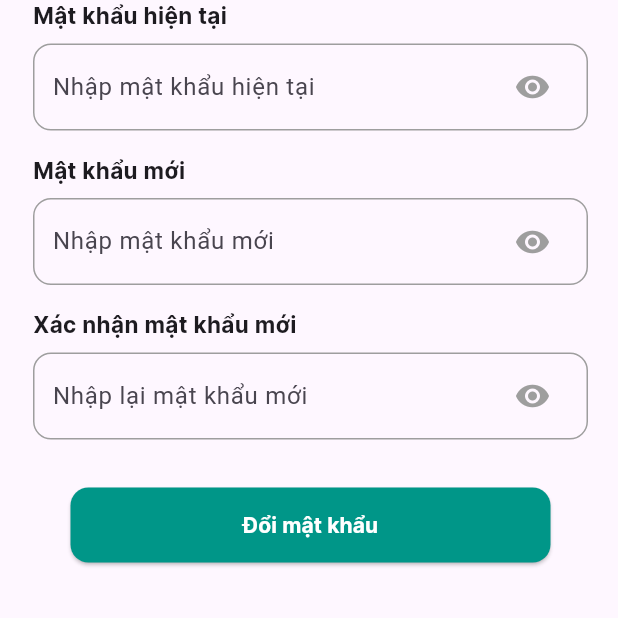
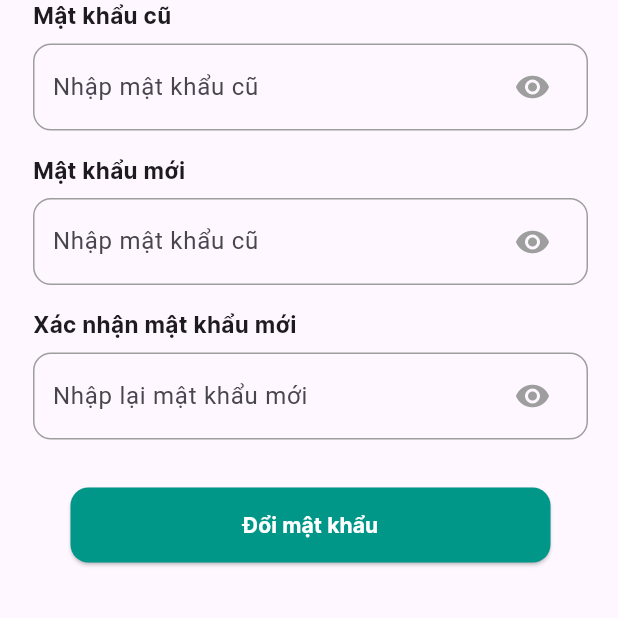
Before and after one commit to HarryWarre/Flutter_VBooks, a Flutter app: the ChangePasswordWidget screen opened directly, on a phone screen of 412 x 824 dp, the top half of it. Run offline on Flutter 3.47's test engine with Material 3 defaults, Android fonts, the phone set to English and light mode, and no system bars.

Commit message:
added component

```diff
--- a/vbooks_source/lib/mainpage.dart
+++ b/vbooks_source/lib/mainpage.dart
@@ -2,6 +2,7 @@ import 'package:flutter/material.dart';
 import 'package:vbooks_source/pages/account/accountpersonalwidget.dart';
 import 'package:vbooks_source/pages/account/authwidget.dart';
 import 'package:vbooks_source/pages/account/accountinfowidget.dart';
+import 'package:vbooks_source/pages/account/changepasswordwidget.dart';
 import 'package:vbooks_source/pages/account/updateinfowidget.dart';
 import 'package:vbooks_source/pages/cart/cartWidget.dart';
 
@@ -30,7 +31,7 @@ class _MainpageState extends State<Mainpage> {
     HomeWidget(),
     CategoryWidget(),
     CartWidget(),
-    UpdateInfoScreen()
+    ChangePasswordWidget()
   ];
 
   void _onItemTapped(int index) {
--- a/vbooks_source/lib/pages/account/accountinfowidget.dart
+++ b/vbooks_source/lib/pages/account/accountinfowidget.dart
@@ -1,6 +1,6 @@
 import 'package:flutter/cupertino.dart';
 import 'package:flutter/material.dart';
-import 'package:vbooks_source/pages/widgets/widgetforscreen.dart';
+import 'package:vbooks_source/pages/components/widgetforscreen.dart';
 
 class AccountInfoWidget extends StatefulWidget {
   const AccountInfoWidget({super.key});
--- a/vbooks_source/lib/pages/account/accountpersonalwidget.dart
+++ b/vbooks_source/lib/pages/account/accountpersonalwidget.dart
@@ -1,6 +1,6 @@
 import 'package:flutter/cupertino.dart';
 import 'package:flutter/material.dart';
-import 'package:vbooks_source/pages/widgets/widgetforscreen.dart';
+import 'package:vbooks_source/pages/components/widgetforscreen.dart';
 
 class AccountPersonalWidget extends StatefulWidget {
   const AccountPersonalWidget({super.key});
--- a/vbooks_source/lib/pages/account/changepasswordwidget.dart
+++ b/vbooks_source/lib/pages/account/changepasswordwidget.dart
@@ -1,6 +1,7 @@
 import 'package:flutter/cupertino.dart';
 import 'package:flutter/material.dart';
 import 'package:flutter/services.dart';
+import 'package:vbooks_source/pages/components/passwordfield.dart';
 
 class ChangePasswordWidget extends StatefulWidget {
   @override
@@ -25,125 +26,12 @@ class _ChangePasswordWidgetState extends State<ChangePasswordWidget> {
             child: Column(
               crossAxisAlignment: CrossAxisAlignment.start,
               children: [
-                Container(
-                  alignment: Alignment.centerLeft,
-                  child: const Text(
-                    'Mật khẩu hiện tại',
-                    style: TextStyle(
-                      fontFamily: 'Inter',
-                      fontWeight: FontWeight.bold,
-                      fontSize: 15,
-                    ),
-                  ),
-                ),
-                const SizedBox(height: 8),
-                Container(
-                  padding: const EdgeInsets.symmetric(horizontal: 12),
-                  decoration: BoxDecoration(
-                    border: Border.all(color: Colors.grey),
-                    borderRadius: BorderRadius.circular(12),
-                  ),
-                  child: TextField(
-                    textAlign: TextAlign.left,
-                    obscureText: _isCheckOldPass,
-                    decoration: InputDecoration(
-                      floatingLabelBehavior: FloatingLabelBehavior.never,
-                      labelText: "Nhập mật khẩu hiện tại",
-                      border: InputBorder.none,
-                      suffixIcon: IconButton(
-                        icon: Icon(
-                            _isCheckOldPass ? Icons.visibility : Icons.visibility_off),
-                        color: Colors.grey,
-                        onPressed: () {
-                          setState(() {
-                            _isCheckOldPass = !_isCheckOldPass;
-                          });
-                        },
-                      ),
-                    ),
-                  ),
-                ),
+                PasswordInputField(labelText: 'Mật khẩu cũ',hintText: 'Nhập mật khẩu cũ',),
                 const SizedBox(height: 16),
-                Container(
-                  alignment: Alignment.centerLeft,
-                  child: const Text(
-                    'Mật khẩu mới',
-                    style: TextStyle(
-                      fontFamily: 'Inter',
-                      fontWeight: FontWeight.bold,
-                      fontSize: 15,
-                    ),
-                  ),
-                ),
-                const SizedBox(height: 8),
-                Container(
-                  padding: const EdgeInsets.symmetric(horizontal: 12),
-                  decoration: BoxDecoration(
-                    border: Border.all(color: Colors.grey),
-                    borderRadius: BorderRadius.circular(12),
-                  ),
-                  child: TextField(
-                    textAlign: TextAlign.left,
-                    obscureText: _isCheckNewPass,
-                    decoration: InputDecoration(
-                      floatingLabelBehavior: FloatingLabelBehavior.never,
-                      labelText: "Nhập mật khẩu mới",
-                      border: InputBorder.none,
-                      suffixIcon: IconButton(
-                        icon: Icon(
-                            _isCheckNewPass ? Icons.visibility : Icons.visibility_off),
-                        color: Colors.grey,
-                        onPressed: () {
-                          setState(() {
-                            _isCheckNewPass = !_isCheckNewPass;
-                          });
-                        },
-                      ),
-                    ),
-                  ),
-                ),
+                PasswordInputField(labelText: 'Mật khẩu mới',hintText: 'Nhập mật khẩu cũ',),
                 const SizedBox(height: 16),
-                Container(
-                  alignment: Alignment.centerLeft,
-                  child: const Text(
-                    'Xác nhận mật khẩu mới',
-                    style: TextStyle(
-                      fontFamily: 'Inter',
-                      fontWeight: FontWeight.bold,
-                      fontSize: 15,
-                    ),
-                  ),
-                ),
-                const SizedBox(height: 8),
-                Container(
-                  padding: const EdgeInsets.symmetric(horizontal: 12),
-                  decoration: BoxDecoration(
-                    border: Border.all(color: Colors.grey),
-                    borderRadius: BorderRadius.circular(12),
-                  ),
-                  child: TextField(
-                    textAlign: TextAlign.left,
-                    obscureText: _isCheckConfirmPass,
-                    decoration: InputDecoration(
-                      floatingLabelBehavior: FloatingLabelBehavior.never,
-                      labelText: "Nhập lại mật khẩu mới",
-                      border: InputBorder.none,
-                      suffixIcon: IconButton(
-                        icon: Icon(
-                            _isCheckConfirmPass ? Icons.visibility : Icons.visibility_off),
-                        color: Colors.grey,
-                        onPressed: () {
-                          setState(() {
-                            _isCheckConfirmPass = !_isCheckConfirmPass;
-                          });
-                        },
-                      ),
-                    ),
-                  ),
-                ),
-                const SizedBox(height: 16),
-
-                const SizedBox(height: 16,),
+                PasswordInputField(labelText: 'Xác nhận mật khẩu mới',hintText: 'Nhập lại mật khẩu mới',),
+                const SizedBox(height: 32),
                 Column(
                   children: [
                     Center(
--- /dev/null
+++ b/vbooks_source/lib/pages/components/passwordfield.dart
@@ -0,0 +1,75 @@
+import 'package:flutter/material.dart';
+
+class PasswordInputField extends StatefulWidget {
+  final String labelText;
+  final String hintText;
+  final bool initialObscureText;
+
+  const PasswordInputField({
+    super.key,
+    required this.labelText,
+    required this.hintText,
+    this.initialObscureText = true,
+  });
+
+  @override
+  State<PasswordInputField> createState() => _PasswordInputFieldState();
+}
+
+class _PasswordInputFieldState extends State<PasswordInputField> {
+  late bool isObscured;
+
+  @override
+  void initState() {
+    super.initState();
+    isObscured = widget.initialObscureText;
+  }
+
+  @override
+  Widget build(BuildContext context) {
+    return Column(
+      crossAxisAlignment: CrossAxisAlignment.start,
+      children: [
+        Container(
+          alignment: Alignment.centerLeft,
+          child: Text(
+            widget.labelText,
+            style: const TextStyle(
+              fontFamily: 'Inter',
+              fontWeight: FontWeight.bold,
+              fontSize: 15,
+            ),
+          ),
+        ),
+        const SizedBox(height: 8),
+        Container(
+          padding: const EdgeInsets.symmetric(horizontal: 12),
+          decoration: BoxDecoration(
+            border: Border.all(color: Colors.grey),
+            borderRadius: BorderRadius.circular(12),
+          ),
+          child: TextField(
+            textAlign: TextAlign.left,
+            obscureText: isObscured,
+            decoration: InputDecoration(
+              floatingLabelBehavior: FloatingLabelBehavior.never,
+              labelText: widget.hintText,
+              border: InputBorder.none,
+              suffixIcon: IconButton(
+                icon: Icon(
+                  isObscured ? Icons.visibility : Icons.visibility_off,
+                ),
+                color: Colors.grey,
+                onPressed: () {
+                  setState(() {
+                    isObscured = !isObscured;
+                  });
+                },
+              ),
+            ),
+          ),
+        ),
+      ],
+    );
+  }
+}
```
Also changed, not shown: vbooks_source/lib/pages/account/favoritebook.dart (added), vbooks_source/lib/pages/components/widgetforscreen.dart (line endings or trailing spaces).
